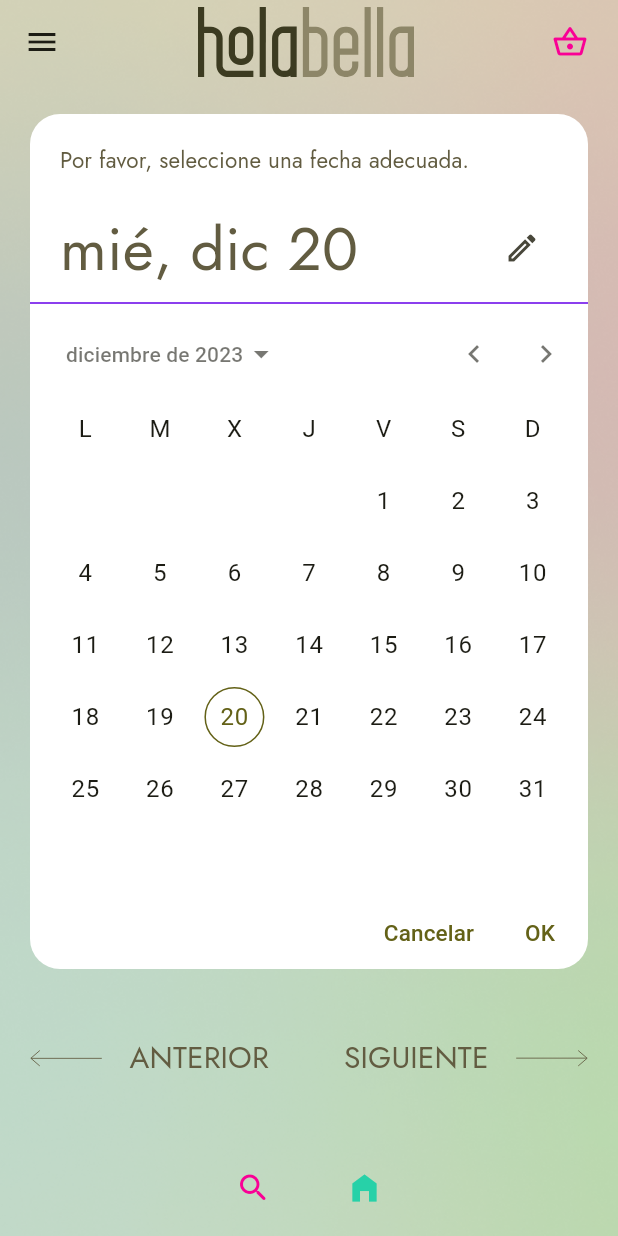
After one commit to Ri-Shard/holabella, a Flutter app: the SelectDateScreen screen opened by its route, on a phone screen of 412 x 824 dp. The commit adds this screen. Run offline on Flutter 3.47's test engine with Material 3 defaults, Android fonts, the phone set to English and light mode, and no system bars; drawn by our look-alikes of calendar_date_picker2; our stand-ins replace cloud_firestore, firebase_auth, firebase_core, flutter_localization, flutter_svg, get and 4 more; accounts and stored records are empty; network calls fail.

Commit message:
fix auth select date screen

```diff
--- a/lib/main.dart
+++ b/lib/main.dart
@@ -1,5 +1,6 @@
 import 'package:firebase_core/firebase_core.dart';
 import 'package:flutter/material.dart';
+import 'package:flutter_localization/flutter_localization.dart';
 import 'package:get/get.dart';
 import 'package:holabella/ui/auth/auth_controller.dart';
 import 'package:holabella/ui/auth/login_base_screen.dart';
@@ -25,12 +26,16 @@ class MyApp extends StatelessWidget {
 
   @override
   Widget build(BuildContext context) {
+    final FlutterLocalization localization = FlutterLocalization.instance;
+
     Get.put(AuthController());
 
     return Sizer(builder: (context, orientation, deviceType) {
       return GetMaterialApp(
+        localizationsDelegates: localization.localizationsDelegates,
+        supportedLocales: const [Locale('es')],
         debugShowCheckedModeBanner: false,
-        title: 'Flutter Demo',
+        title: 'HolaBella',
         getPages: appRoutes(),
         theme: ThemeData(
           colorScheme: ColorScheme.fromSeed(seedColor: MyTheme.ocreOscuro),
--- a/lib/ui/auth/auth_controller.dart
+++ b/lib/ui/auth/auth_controller.dart
@@ -75,7 +75,7 @@ class AuthController extends GetxController {
   }
 
   verifyUser() async {
-    await Future.delayed(Duration(seconds: 2));
+    await Future.delayed(const Duration(seconds: 2));
     final localUser = authInstance.currentUser;
     if (localUser != null) {
       final response = await DataBaseRepository().verifyUser(localUser.email!);
--- a/lib/ui/auth/register_screen.dart
+++ b/lib/ui/auth/register_screen.dart
@@ -22,7 +22,8 @@ class RegisterScreen extends StatelessWidget {
 
   @override
   Widget build(BuildContext context) {
-    visible = Get.arguments == 'password';
+    visible = Get.arguments == 'password' ? false : true;
+
     return Scaffold(
       body: Stack(
         fit: StackFit.expand,
@@ -82,7 +83,9 @@ class RegisterScreen extends StatelessWidget {
                       id: 'registerView',
                       init: Get.find<AuthController>(),
                       builder: (_) {
+                        if (email.text.isEmpty) {
                           email.text = _.authInstance.currentUser?.email ?? "";
+                        }
 
                         return Column(
                           mainAxisSize: MainAxisSize.min,
@@ -105,7 +108,7 @@ class RegisterScreen extends StatelessWidget {
                                     _.update(['registerView']);
                                   },
                                   inputType: TextInputType.emailAddress,
-                                  enable: false,
+                                  enable: visible,
                                   controller: email,
                                   labeltext: 'Correo',
                                   prefix:
@@ -212,18 +215,27 @@ class RegisterScreen extends StatelessWidget {
                                   color: MyTheme.ocreBase,
                                   ontap: () {
                                     if (_key.currentState!.validate()) {
-                                      Get.arguments != "password"
-                                          ? _.saveUser(User(
-                                              email: email.text.trim(),
-                                              name: name.text.trim(),
-                                              phone: phone.text.trim()))
-                                          : _.signUpMail(
+                                      if (Get.arguments != "password") {
+                                        _.signUpMail(
                                             email.text.trim(),
                                             password.text.trim(),
                                             User(
                                                 email: email.text.trim(),
                                                 name: name.text.trim(),
                                                 phone: phone.text.trim()));
+                                        _.saveUser(User(
+                                            email: email.text.trim(),
+                                            name: name.text.trim(),
+                                            phone: phone.text.trim()));
+                                      } else {
+                                        _.signUpMail(
+                                            email.text.trim(),
+                                            password.text.trim(),
+                                            User(
+                                                email: email.text.trim(),
+                                                name: name.text.trim(),
+                                                phone: phone.text.trim()));
+                                      }
                                     }
                                   },
                                 ),
--- a/lib/ui/resources/my_theme.dart
+++ b/lib/ui/resources/my_theme.dart
@@ -5,6 +5,7 @@ class MyTheme {
   static const Color ocreBase = Color(0xFF625C41);
   static const Color verdeMenta = Color(0xFF27D1A8);
   static const Color fucsia = Color(0xFFF90095);
+  static const Color purpura = Color(0xFF6500E8);
 
   static TextStyle basicTextStyle(
       {double? size, Color? color, FontWeight? fontWeight}) {
--- a/lib/ui/routes.dart
+++ b/lib/ui/routes.dart
@@ -3,6 +3,7 @@ import 'package:holabella/ui/auth/login_base_screen.dart';
 import 'package:holabella/ui/auth/login_screen.dart';
 import 'package:holabella/ui/auth/register_screen.dart';
 import 'package:holabella/ui/home/home.screen.dart';
+import 'package:holabella/ui/service_screens/select_date_screen.dart';
 import 'package:holabella/ui/service_screens/select_service_screen.dart';
 import 'package:holabella/ui/splash/splash_screen.dart';
 
@@ -49,6 +50,13 @@ appRoutes() => [
         transition: Transition.downToUp,
         transitionDuration: const Duration(milliseconds: 200),
       ),
+      GetPage(
+        name: '/selectdate',
+        page: () => const SelectDateScreen(),
+        middlewares: [MyMiddelware()],
+        transition: Transition.downToUp,
+        transitionDuration: const Duration(milliseconds: 200),
+      ),
     ];
 
 class MyMiddelware extends GetMiddleware {
--- /dev/null
+++ b/lib/ui/service_screens/select_date_screen.dart
@@ -0,0 +1,174 @@
+import 'package:calendar_date_picker2/calendar_date_picker2.dart';
+import 'package:flutter/material.dart';
+import 'package:flutter_svg/flutter_svg.dart';
+import 'package:holabella/ui/resources/custom_select.dart';
+import 'package:holabella/ui/resources/my_theme.dart';
+import 'package:sizer/sizer.dart';
+import 'package:intl/intl.dart';
+
+class SelectDateScreen extends StatefulWidget {
+  const SelectDateScreen({super.key});
+
+  @override
+  State<SelectDateScreen> createState() => _SelectDateScreenState();
+}
+
+List<DateTime?> _dates = [];
+DateTime date = DateTime.now();
+String selectDate = DateFormat('EEE, MMM dd', 'es').format(date);
+
+class _SelectDateScreenState extends State<SelectDateScreen> {
+  @override
+  Widget build(BuildContext context) {
+    return Stack(
+      fit: StackFit.expand,
+      children: [
+        Image.asset(
+          'assets/images/BlurDate.png',
+          fit: BoxFit.fill,
+        ),
+        Scaffold(
+          bottomNavigationBar: Container(
+            margin: const EdgeInsets.all(20),
+            child: const Row(
+              mainAxisAlignment: MainAxisAlignment.center,
+              children: [
+                Icon(
+                  Icons.search_rounded,
+                  color: MyTheme.fucsia,
+                ),
+                SizedBox(
+                  width: 50,
+                ),
+                Icon(
+                  Icons.home_filled,
+                  color: MyTheme.verdeMenta,
+                )
+              ],
+            ),
+          ),
+          drawer: const Drawer(),
+          appBar: AppBar(
+            actions: const [
+              SizedBox(
+                width: 16,
+              ),
+              Icon(
+                Icons.shopping_basket_outlined,
+                color: MyTheme.fucsia,
+              ),
+              SizedBox(
+                width: 20,
+              )
+            ],
+            title: Padding(
+              padding: const EdgeInsets.all(60.0),
+              child: SvgPicture.asset('assets/svg/LogoOcreoscuroyclaro.svg'),
+            ),
+            backgroundColor: Colors.transparent,
+            elevation: 0,
+          ),
+          backgroundColor: Colors.transparent,
+          body: ListView(
+            children: [
+              Container(
+                  margin: const EdgeInsets.all(20),
+                  decoration: BoxDecoration(
+                      borderRadius: BorderRadius.circular(20),
+                      color: Colors.white),
+                  child: Column(
+                    crossAxisAlignment: CrossAxisAlignment.start,
+                    children: [
+                      Padding(
+                        padding: const EdgeInsets.symmetric(
+                            vertical: 20, horizontal: 20),
+                        child: Text(
+                          'Por favor, seleccione una fecha adecuada.',
+                          style: MyTheme.basicTextStyle(
+                              size: 15,
+                              fontWeight: FontWeight.normal,
+                              color: MyTheme.ocreBase),
+                        ),
+                      ),
+                      Padding(
+                        padding: const EdgeInsets.symmetric(horizontal: 20),
+                        child: Row(
+                          mainAxisAlignment: MainAxisAlignment.spaceBetween,
+                          children: [
+                            Text(
+                              selectDate,
+                              style: MyTheme.basicTextStyle(
+                                  size: 40,
+                                  fontWeight: FontWeight.normal,
+                                  color: MyTheme.ocreBase),
+                            ),
+                            IconButton(
+                                onPressed: () {},
+                                icon: Icon(Icons.edit_outlined))
+                          ],
+                        ),
+                      ),
+                      const Divider(
+                        color: MyTheme.purpura,
+                      ),
+                      CalendarDatePicker2(
+                        config: CalendarDatePicker2Config(),
+                        value: _dates,
+                        onValueChanged: (dates) => _dates = dates,
+                      ),
+                      Row(
+                        mainAxisAlignment: MainAxisAlignment.end,
+                        children: [
+                          TextButton(
+                              onPressed: () {},
+                              child: const Text(
+                                'Cancelar',
+                                style: TextStyle(fontSize: 15),
+                              )),
+                          TextButton(
+                              onPressed: () {},
+                              child: const Text('OK',
+                                  style: TextStyle(fontSize: 15)))
+                        ],
+                      )
+                    ],
+                  )),
+              Container(
+                margin: const EdgeInsets.all(20),
+                child: Row(
+                  mainAxisAlignment: MainAxisAlignment.spaceEvenly,
+                  children: [
+                    Flexible(
+                      child: RotatedBox(
+                        quarterTurns: 2,
+                        child: SvgPicture.asset('assets/svg/Arrow.svg'),
+                      ),
+                    ),
+                    Text(
+                      '   ANTERIOR',
+                      style: MyTheme.basicTextStyle(
+                          color: MyTheme.ocreBase,
+                          size: 20,
+                          fontWeight: FontWeight.normal),
+                    ),
+                    const SizedBox(
+                      width: 50,
+                    ),
+                    Text(
+                      'SIGUIENTE   ',
+                      style: MyTheme.basicTextStyle(
+                          color: MyTheme.ocreBase,
+                          size: 20,
+                          fontWeight: FontWeight.normal),
+                    ),
+                    Flexible(child: SvgPicture.asset('assets/svg/Arrow.svg'))
+                  ],
+                ),
+              ),
+            ],
+          ),
+        ),
+      ],
+    );
+  }
+}
--- a/lib/ui/service_screens/select_service_screen.dart
+++ b/lib/ui/service_screens/select_service_screen.dart
@@ -1,5 +1,6 @@
 import 'package:flutter/material.dart';
 import 'package:flutter_svg/flutter_svg.dart';
+import 'package:get/get.dart';
 import 'package:holabella/ui/resources/custom_select.dart';
 import 'package:holabella/ui/resources/my_theme.dart';
 import 'package:sizer/sizer.dart';
@@ -43,8 +44,7 @@ class _SelectServiceScreenState extends State<SelectServiceScreen> {
           backgroundColor: Colors.transparent,
           body: ListView(
             children: [
-              Expanded(
-                child: Container(
+              Container(
                 margin: const EdgeInsets.all(20),
                 padding: const EdgeInsets.all(20),
                 decoration: BoxDecoration(
@@ -118,9 +118,12 @@ class _SelectServiceScreenState extends State<SelectServiceScreen> {
                   ],
                 ),
               ),
-              ),
               Container(
                 margin: const EdgeInsets.all(20),
+                child: InkWell(
+                  onTap: () {
+                    Get.toNamed('/selectdate');
+                  },
                   child: Row(
                     mainAxisAlignment: MainAxisAlignment.spaceAround,
                     children: [
@@ -133,6 +136,7 @@ class _SelectServiceScreenState extends State<SelectServiceScreen> {
                       ),
                       Flexible(child: SvgPicture.asset('assets/svg/Arrow.svg'))
                     ],
+                  ),
                 ),
               ),
               Container(
--- a/pubspec.yaml
+++ b/pubspec.yaml
@@ -44,6 +44,9 @@ dependencies:
   google_sign_in: ^6.1.6
   loading_animation_widget: ^1.2.0+4
   searchfield: ^0.9.0
+  calendar_date_picker2: ^0.5.3
+  flutter_localization: ^0.1.11
+  intl: ^0.18.1
 dev_dependencies:
   flutter_test:
     sdk: flutter
```
Also changed, not shown: assets/images/BlurDate.png (added), pubspec.lock, 6 other files. Lines whose indentation alone changed are shown as unchanged.
